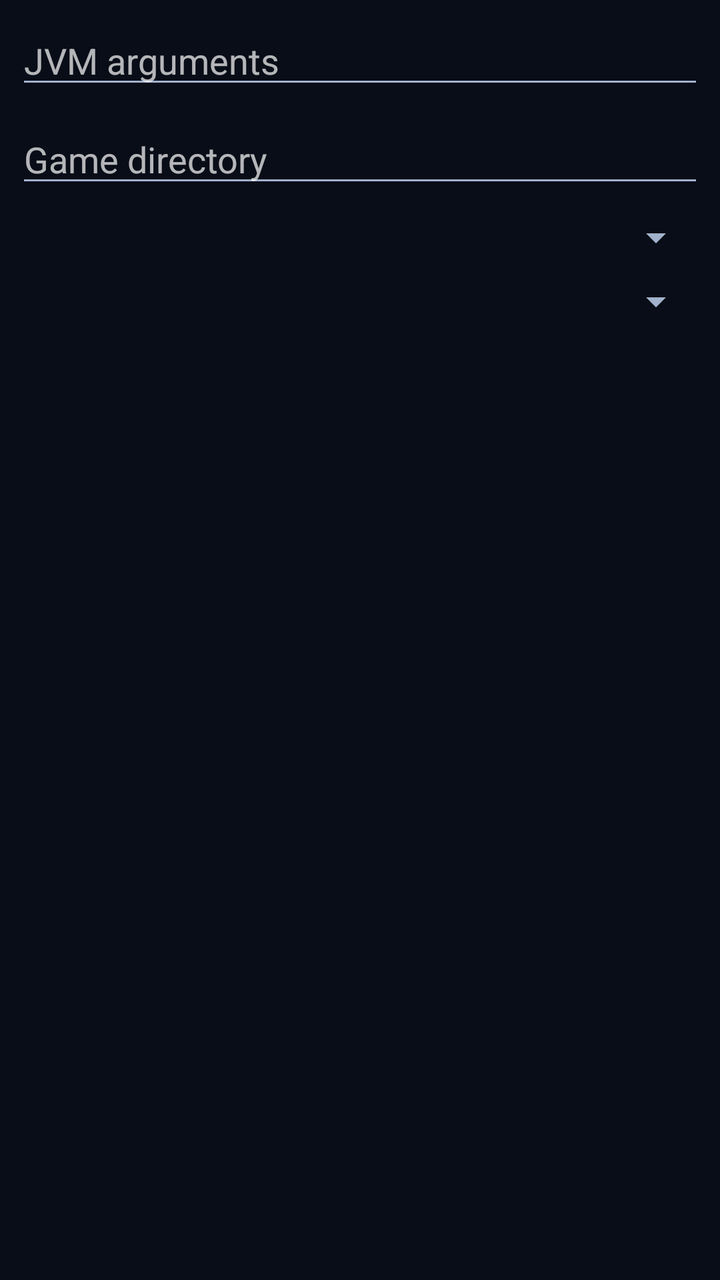
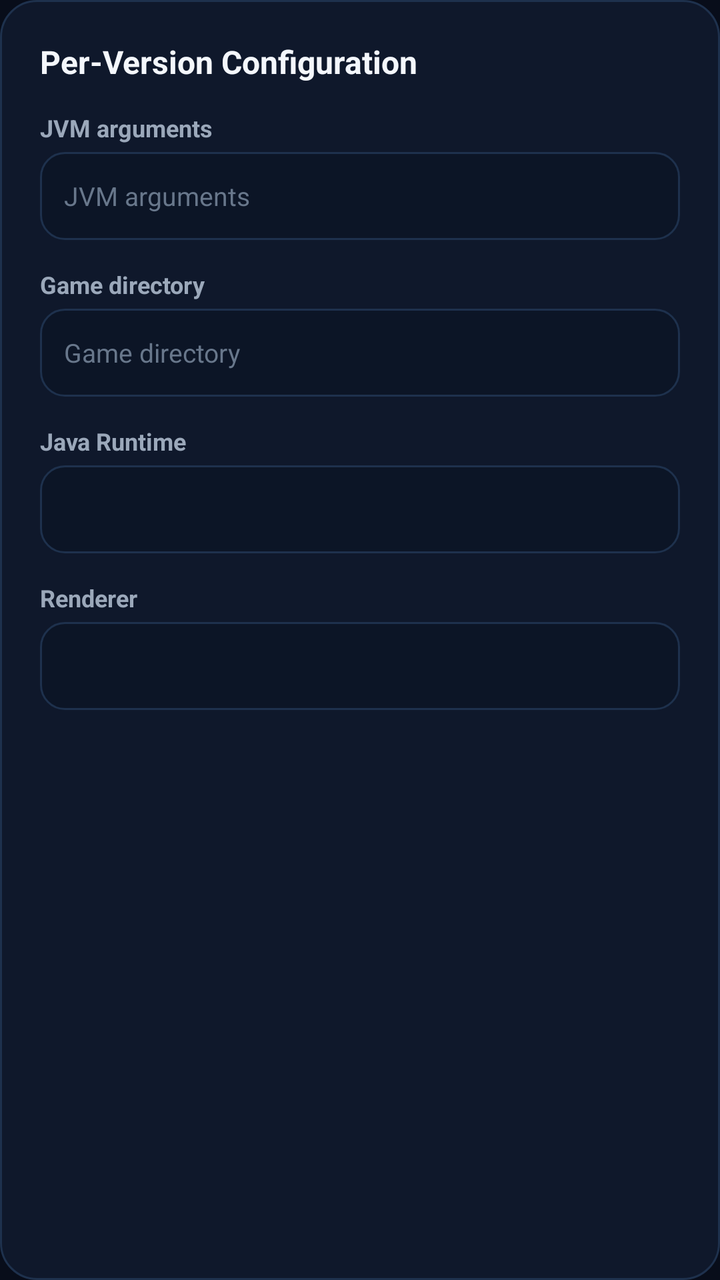

Screens rendered from an Android XML layout before and after an edit, with the pre-edit source and the edit as a unified diff.
<!-- AndroidManifest.xml: application theme AppTheme -->
<!-- res/layout/dialog_per_version_control.xml -->
<?xml version="1.0" encoding="utf-8"?>
<ScrollView xmlns:android="http://schemas.android.com/apk/res/android"
    xmlns:tools="http://schemas.android.com/tools"
    android:layout_width="match_parent"
    android:layout_height="match_parent"
    xmlns:app="http://schemas.android.com/apk/res-auto">

    <androidx.constraintlayout.widget.ConstraintLayout
        android:layout_width="match_parent"
        android:layout_height="wrap_content"
        app:layout_optimizationLevel="standard|dimensions|chains">

        <EditText
            android:id="@+id/pvc_jvmArgs"
            android:layout_width="0dp"
            android:layout_height="wrap_content"
            android:layout_marginStart="8dp"
            android:layout_marginTop="8dp"
            android:layout_marginEnd="8dp"
            android:ems="10"
            android:hint="@string/pvc_jvmArgs"
            android:inputType="textPersonName"
            app:layout_constraintEnd_toEndOf="parent"
            app:layout_constraintStart_toStartOf="parent"
            app:layout_constraintTop_toTopOf="parent" />

        <EditText
            android:id="@+id/pvc_customDir"
            android:layout_width="0dp"
            android:layout_height="wrap_content"
            android:layout_marginStart="8dp"
            android:layout_marginTop="8dp"
            android:layout_marginEnd="8dp"
            android:ems="10"
            android:hint="@string/pvc_gameDirectory"
            android:inputType="textPersonName"
            app:layout_constraintEnd_toEndOf="parent"
            app:layout_constraintStart_toStartOf="parent"
            app:layout_constraintTop_toBottomOf="@+id/pvc_jvmArgs" />

        <Spinner
            android:id="@+id/pvc_javaVm"
            android:layout_width="match_parent"
            android:layout_height="wrap_content"
            android:layout_marginStart="8dp"
            android:layout_marginTop="8dp"
            android:layout_marginEnd="8dp"
            app:layout_constraintEnd_toEndOf="parent"
            app:layout_constraintStart_toStartOf="parent"
            app:layout_constraintTop_toBottomOf="@+id/pvc_customDir" />

        <Spinner
            android:id="@+id/pvc_renderer"
            android:layout_width="match_parent"
            android:layout_height="wrap_content"
            android:layout_marginStart="8dp"
            android:layout_marginTop="8dp"
            android:layout_marginEnd="8dp"
            app:layout_constraintEnd_toEndOf="parent"
            app:layout_constraintStart_toStartOf="parent"
            app:layout_constraintTop_toBottomOf="@+id/pvc_javaVm" />
    </androidx.constraintlayout.widget.ConstraintLayout>
</ScrollView>
<!-- resources referenced by this layout -->
<resources>
  <style name="AppTheme" parent="@style/Theme.AppCompat.NoActionBar">
          <item name="windowNoTitle">true</item>
          <item name="windowActionBar">false</item>
          <item name="android:windowContentOverlay">@null</item>
  
          <item name="colorPrimary">@color/primary_accent</item>
          <item name="colorPrimaryDark">@color/background_status_bar</item>
          <item name="colorAccent">@color/primary_accent</item>
  
          <item name="android:windowBackground">@color/background_app</item>
          <item name="android:colorBackground">@color/background_app</item>
  
          <item name="android:textColorPrimary">@color/primary_text</item>
          <item name="android:textColorSecondary">@color/secondary_text</item>
          <item name="android:textColorTertiary">@color/tertiary_text</item>
  
          <item name="android:statusBarColor">@color/background_status_bar</item>
          <item name="android:navigationBarColor">@color/background_bottom_bar</item>
  
          <item name="preferenceTheme">@style/PreferenceThemeOverlay.v14.Material</item>
          <item name="alertDialogTheme">@style/CryonixAlertDialogTheme</item>
          <item name="dialogTheme">@style/CryonixDialogTheme</item>
  
          <item name="android:textSize">@dimen/_12ssp</item>
      </style>
  <color name="primary_accent">#348BFF</color>
  <color name="background_status_bar">#080D17</color>
  <color name="background_app">#080D17</color>
  <color name="primary_text">#F5F7FC</color>
  <color name="secondary_text">#A1B2CC</color>
  <color name="tertiary_text">#657896</color>
  <color name="background_bottom_bar">#0D1626</color>
  <style name="CryonixAlertDialogTheme" parent="Theme.AppCompat.Dialog.Alert">
          <item name="android:windowBackground">@drawable/bg_dialog</item>
          <item name="android:textColorPrimary">@color/primary_text</item>
          <item name="android:textColorSecondary">@color/secondary_text</item>
          <item name="colorAccent">@color/primary_accent</item>
      </style>
  <style name="CryonixDialogTheme" parent="Theme.AppCompat.Dialog">
          <item name="android:windowBackground">@drawable/bg_dialog</item>
          <item name="android:textColorPrimary">@color/primary_text</item>
          <item name="android:textColorSecondary">@color/secondary_text</item>
          <item name="colorAccent">@color/primary_accent</item>
      </style>
  <!-- drawable bg_dialog (drawable) -->
  <?xml version="1.0" encoding="utf-8"?>
  <shape xmlns:android="http://schemas.android.com/apk/res/android" android:shape="rectangle">
      <solid android:color="@color/background_card" />
      <corners android:radius="16dp" />
      <stroke android:width="1dp" android:color="@color/card_border" />
  </shape>
  <color name="background_card">#101D32</color>
  <color name="card_border">#243C5D</color>
  <!-- unchanged entries left out for length: 2 -->
</resources>

<!-- the commit's change to res/layout/dialog_per_version_control.xml (unified diff, before → after) -->
@@ -1,63 +1,105 @@
 <?xml version="1.0" encoding="utf-8"?>
 <ScrollView xmlns:android="http://schemas.android.com/apk/res/android"
-    xmlns:tools="http://schemas.android.com/tools"
+    xmlns:app="http://schemas.android.com/apk/res-auto"
     android:layout_width="match_parent"
-    android:layout_height="match_parent"
-    xmlns:app="http://schemas.android.com/apk/res-auto">
+    android:layout_height="wrap_content"
+    android:background="@drawable/bg_dialog">
 
-    <androidx.constraintlayout.widget.ConstraintLayout
+    <LinearLayout
         android:layout_width="match_parent"
         android:layout_height="wrap_content"
-        app:layout_optimizationLevel="standard|dimensions|chains">
+        android:orientation="vertical"
+        android:padding="20dp">
+
+        <TextView
+            android:layout_width="wrap_content"
+            android:layout_height="wrap_content"
+            android:layout_marginBottom="14dp"
+            android:text="Per-Version Configuration"
+            android:textColor="@color/primary_text"
+            android:textSize="16sp"
+            android:textStyle="bold" />
+
+        
+        <TextView
+            android:layout_width="wrap_content"
+            android:layout_height="wrap_content"
+            android:layout_marginBottom="4dp"
+            android:text="@string/pvc_jvmArgs"
+            android:textColor="@color/secondary_text"
+            android:textSize="12sp"
+            android:textStyle="bold" />
 
         <EditText
             android:id="@+id/pvc_jvmArgs"
-            android:layout_width="0dp"
+            android:layout_width="match_parent"
+            android:layout_height="44dp"
+            android:layout_marginBottom="14dp"
+            android:background="@drawable/bg_input"
+            android:hint="@string/pvc_jvmArgs"
+            android:inputType="text"
+            android:paddingHorizontal="12dp"
+            android:textColor="@color/primary_text"
+            android:textColorHint="@color/tertiary_text"
+            android:textSize="13sp" />
+
+        
+        <TextView
+            android:layout_width="wrap_content"
             android:layout_height="wrap_content"
-            android:layout_marginStart="8dp"
-            android:layout_marginTop="8dp"
-            android:layout_marginEnd="8dp"
-            android:ems="10"
-            android:hint="@string/pvc_jvmArgs"
-            android:inputType="textPersonName"
-            app:layout_constraintEnd_toEndOf="parent"
-            app:layout_constraintStart_toStartOf="parent"
-            app:layout_constraintTop_toTopOf="parent" />
+            android:layout_marginBottom="4dp"
+            android:text="@string/pvc_gameDirectory"
+            android:textColor="@color/secondary_text"
+            android:textSize="12sp"
+            android:textStyle="bold" />
 
         <EditText
             android:id="@+id/pvc_customDir"
-            android:layout_width="0dp"
+            android:layout_width="match_parent"
+            android:layout_height="44dp"
+            android:layout_marginBottom="14dp"
+            android:background="@drawable/bg_input"
+            android:hint="@string/pvc_gameDirectory"
+            android:inputType="text"
+            android:paddingHorizontal="12dp"
+            android:textColor="@color/primary_text"
+            android:textColorHint="@color/tertiary_text"
+            android:textSize="13sp" />
+
+        
+        <TextView
+            android:layout_width="wrap_content"
             android:layout_height="wrap_content"
-            android:layout_marginStart="8dp"
-            android:layout_marginTop="8dp"
-            android:layout_marginEnd="8dp"
-            android:ems="10"
-            android:hint="@string/pvc_gameDirectory"
-            android:inputType="textPersonName"
-            app:layout_constraintEnd_toEndOf="parent"
-            app:layout_constraintStart_toStartOf="parent"
-            app:layout_constraintTop_toBottomOf="@+id/pvc_jvmArgs" />
+            android:layout_marginBottom="4dp"
+            android:text="@string/pedit_java_runtime"
+            android:textColor="@color/secondary_text"
+            android:textSize="12sp"
+            android:textStyle="bold" />
 
         <Spinner
             android:id="@+id/pvc_javaVm"
             android:layout_width="match_parent"
+            android:layout_height="44dp"
+            android:layout_marginBottom="14dp"
+            android:background="@drawable/bg_input"
+            android:paddingHorizontal="12dp" />
+
+        
+        <TextView
+            android:layout_width="wrap_content"
             android:layout_height="wrap_content"
-            android:layout_marginStart="8dp"
-            android:layout_marginTop="8dp"
-            android:layout_marginEnd="8dp"
-            app:layout_constraintEnd_toEndOf="parent"
-            app:layout_constraintStart_toStartOf="parent"
-            app:layout_constraintTop_toBottomOf="@+id/pvc_customDir" />
+            android:layout_marginBottom="4dp"
+            android:text="@string/pedit_renderer"
+            android:textColor="@color/secondary_text"
+            android:textSize="12sp"
+            android:textStyle="bold" />
 
         <Spinner
             android:id="@+id/pvc_renderer"
             android:layout_width="match_parent"
-            android:layout_height="wrap_content"
-            android:layout_marginStart="8dp"
-            android:layout_marginTop="8dp"
-            android:layout_marginEnd="8dp"
-            app:layout_constraintEnd_toEndOf="parent"
-            app:layout_constraintStart_toStartOf="parent"
-            app:layout_constraintTop_toBottomOf="@+id/pvc_javaVm" />
-    </androidx.constraintlayout.widget.ConstraintLayout>
+            android:layout_height="44dp"
+            android:background="@drawable/bg_input"
+            android:paddingHorizontal="12dp" />
+
+    </LinearLayout>
 </ScrollView>
<!-- resource entries referenced after the edit -->
@@ -19,40 +19,71 @@
           <item name="android:statusBarColor">@color/background_status_bar</item>
           <item name="android:navigationBarColor">@color/background_bottom_bar</item>
   
-          <item name="preferenceTheme">@style/PreferenceThemeOverlay.v14.Material</item>
+          <item name="preferenceTheme">@style/CryonixPreferenceTheme</item>
           <item name="alertDialogTheme">@style/CryonixAlertDialogTheme</item>
           <item name="dialogTheme">@style/CryonixDialogTheme</item>
   
           <item name="android:textSize">@dimen/_12ssp</item>
       </style>
-  <color name="primary_accent">#348BFF</color>
-  <color name="background_status_bar">#080D17</color>
-  <color name="background_app">#080D17</color>
-  <color name="primary_text">#F5F7FC</color>
-  <color name="secondary_text">#A1B2CC</color>
-  <color name="tertiary_text">#657896</color>
-  <color name="background_bottom_bar">#0D1626</color>
+  <color name="primary_accent">#168BFF</color>
+  <color name="background_status_bar">#080D1A</color>
+  <color name="background_app">#080D1A</color>
+  <color name="primary_text">#F4F7FC</color>
+  <color name="secondary_text">#9BA8BA</color>
+  <color name="tertiary_text">#68778B</color>
+  <color name="background_bottom_bar">#0C1526</color>
+  <style name="CryonixPreferenceTheme" parent="@style/PreferenceThemeOverlay.v14.Material">
+          <item name="preferenceCategoryStyle">@style/CryonixPreferenceCategory</item>
+          <item name="preferenceStyle">@style/CryonixPreferenceItem</item>
+      </style>
   <style name="CryonixAlertDialogTheme" parent="Theme.AppCompat.Dialog.Alert">
           <item name="android:windowBackground">@drawable/bg_dialog</item>
           <item name="android:textColorPrimary">@color/primary_text</item>
           <item name="android:textColorSecondary">@color/secondary_text</item>
           <item name="colorAccent">@color/primary_accent</item>
+          <item name="android:windowMinWidthMajor">35%</item>
+          <item name="android:windowMinWidthMinor">45%</item>
+          <item name="android:windowIsFloating">true</item>
       </style>
-  <style name="CryonixDialogTheme" parent="Theme.AppCompat.Dialog">
-          <item name="android:windowBackground">@drawable/bg_dialog</item>
-          <item name="android:textColorPrimary">@color/primary_text</item>
-          <item name="android:textColorSecondary">@color/secondary_text</item>
-          <item name="colorAccent">@color/primary_accent</item>
+  <style name="CryonixPreferenceCategory" parent="@style/Preference.Category">
+          <item name="android:layout">@layout/preference_category_cryonix</item>
+      </style>
+  <style name="CryonixPreferenceItem" parent="@style/Preference">
+          <item name="android:layout">@layout/preference_item_cryonix</item>
       </style>
   <!-- drawable bg_dialog (drawable) -->
   <?xml version="1.0" encoding="utf-8"?>
-  <shape xmlns:android="http://schemas.android.com/apk/res/android" android:shape="rectangle">
+  <shape xmlns:android="http://schemas.android.com/apk/res/android"
+      android:shape="rectangle">
+      <corners android:radius="18dp" />
       <solid android:color="@color/background_card" />
-      <corners android:radius="16dp" />
-      <stroke android:width="1dp" android:color="@color/card_border" />
+      <stroke
+          android:width="1dp"
+          android:color="@color/card_border" />
   </shape>
-  <color name="background_card">#101D32</color>
-  <color name="card_border">#243C5D</color>
+  <!-- drawable bg_input (drawable) -->
+  <?xml version="1.0" encoding="utf-8"?>
+  <selector xmlns:android="http://schemas.android.com/apk/res/android">
+      <item android:state_focused="true">
+          <shape android:shape="rectangle">
+              <solid android:color="@color/input_bg" />
+              <corners android:radius="12dp" />
+              <stroke android:width="2dp" android:color="@color/primary_accent" />
+          </shape>
+      </item>
+      <item>
+          <shape android:shape="rectangle">
+              <solid android:color="@color/input_bg" />
+              <corners android:radius="12dp" />
+              <stroke android:width="1dp" android:color="@color/card_border" />
+          </shape>
+      </item>
+  </selector>
+  <string name="pedit_java_runtime">Java Runtime</string>
+  <string name="pedit_renderer">Renderer</string>
+  <color name="background_card">#0F182B</color>
+  <color name="card_border">#1E314D</color>
+  <color name="input_bg">#0C1526</color>
   <!-- unchanged entries left out for length: 2 -->
 </resources>
 
